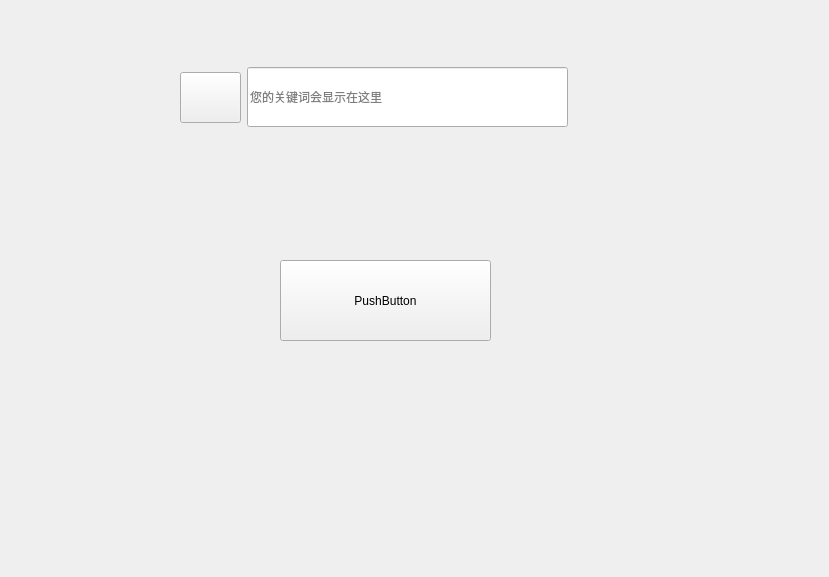
Old version of the form app/main.ui in the repository SISUBEN/FairySearch.
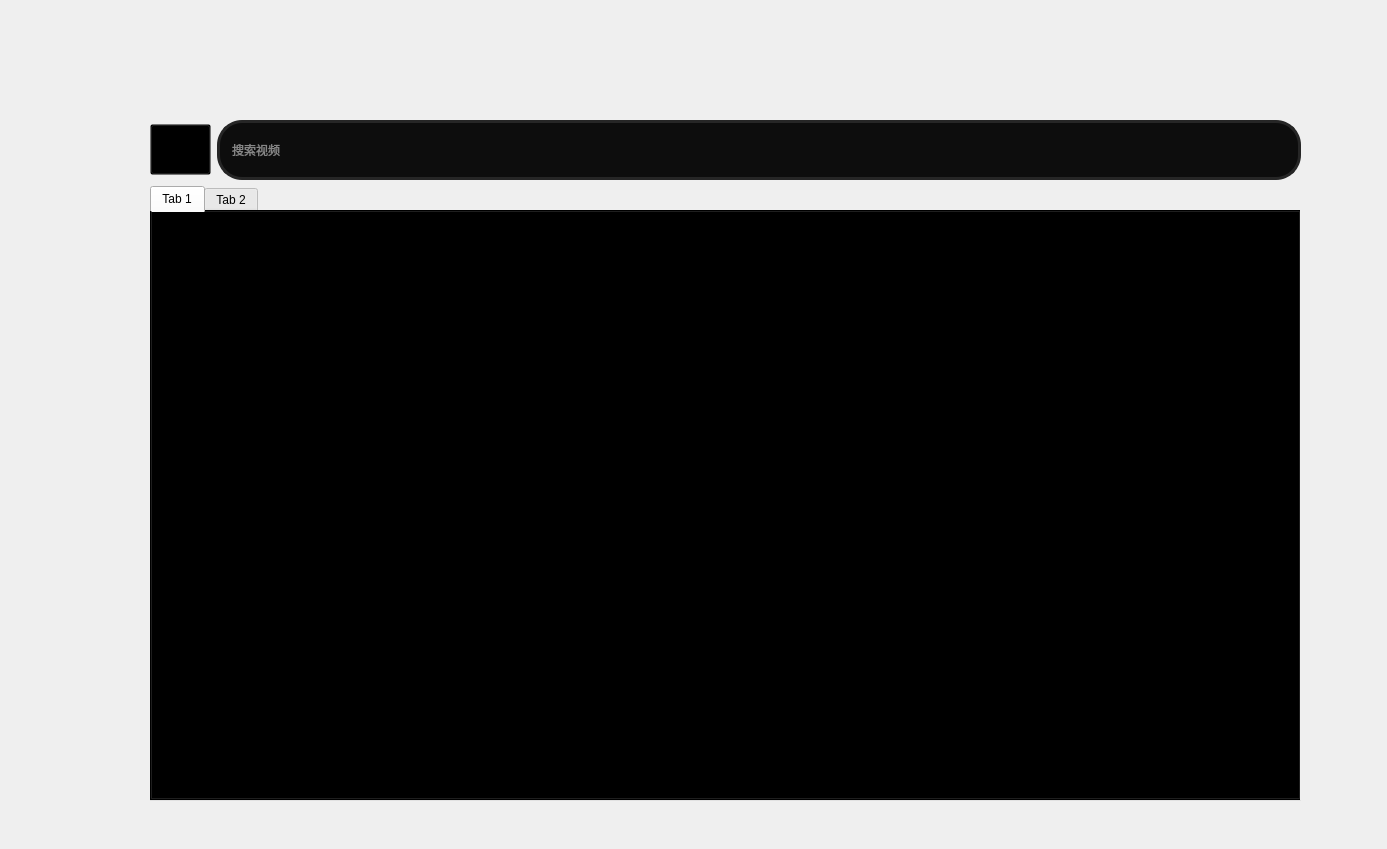
New version of the form. Icons and pictures are not drawn.

What changed in the file:
```diff
--- a/app/main.ui
+++ b/app/main.ui
@@ -6,22 +6,31 @@
    <rect>
     <x>0</x>
     <y>0</y>
-    <width>829</width>
-    <height>577</height>
+    <width>1387</width>
+    <height>849</height>
    </rect>
   </property>
   <property name="windowTitle">
    <string>FairySearch</string>
   </property>
-  <widget class="QWidget" name="layoutWidget">
+  <property name="styleSheet">
+   <string notr="true">QWidget#mainWindow {
+	background-image: url(:/images/images/background.png)
+}</string>
+  </property>
+  <widget class="QWidget" name="verticalLayoutWidget_2">
    <property name="geometry">
     <rect>
-     <x>180</x>
-     <y>60</y>
-     <width>388</width>
-     <height>75</height>
+     <x>150</x>
+     <y>120</y>
+     <width>1151</width>
+     <height>681</height>
     </rect>
    </property>
+   <layout class="QVBoxLayout" name="verticalLayout_2">
+    <item>
+     <layout class="QVBoxLayout" name="verticalLayout">
+      <item>
    <layout class="QHBoxLayout" name="horizontalLayout">
     <item>
      <widget class="QPushButton" name="search">
@@ -37,6 +46,9 @@
         <height>16777215</height>
        </size>
       </property>
+          <property name="styleSheet">
+           <string notr="true">background-color: transparent;</string>
+          </property>
       <property name="text">
        <string/>
       </property>
@@ -60,25 +72,57 @@
         <height>60</height>
        </size>
       </property>
+          <property name="styleSheet">
+           <string notr="true">QLineEdit {
+    background-color: rgb(13, 13, 13);
+    /*color: rgb(41, 41, 41);*/
+	color: white;
+    border: 3px solid #262626;
+    height: 50px;
+    width: 500px;
+    border-radius: 25px;
+	padding: 0 10%;
+}
+QLineEdit::placeholderText {
+    font-size: 16px;
+}</string>
+          </property>
       <property name="placeholderText">
-       <string>您的关键词会显示在这里</string>
+           <string>搜索视频</string>
       </property>
      </widget>
     </item>
    </layout>
-  </widget>
-  <widget class="QPushButton" name="pushButton">
-   <property name="geometry">
-    <rect>
-     <x>280</x>
-     <y>260</y>
-     <width>211</width>
-     <height>81</height>
-    </rect>
-   </property>
-   <property name="text">
-    <string>PushButton</string>
-   </property>
+      </item>
+     </layout>
+    </item>
+    <item>
+     <layout class="QHBoxLayout" name="horizontalLayout_2">
+      <item>
+       <widget class="QTabWidget" name="tabWidget">
+        <property name="styleSheet">
+         <string notr="true">QTabWidget#tabWidget {
+	background-color: transparent;
+}</string>
+        </property>
+        <property name="currentIndex">
+         <number>0</number>
+        </property>
+        <widget class="QWidget" name="tab">
+         <attribute name="title">
+          <string>Tab 1</string>
+         </attribute>
+        </widget>
+        <widget class="QWidget" name="tab_2">
+         <attribute name="title">
+          <string>Tab 2</string>
+         </attribute>
+        </widget>
+       </widget>
+      </item>
+     </layout>
+    </item>
+   </layout>
   </widget>
  </widget>
  <resources>
```
Lines whose indentation alone changed are shown as unchanged.
